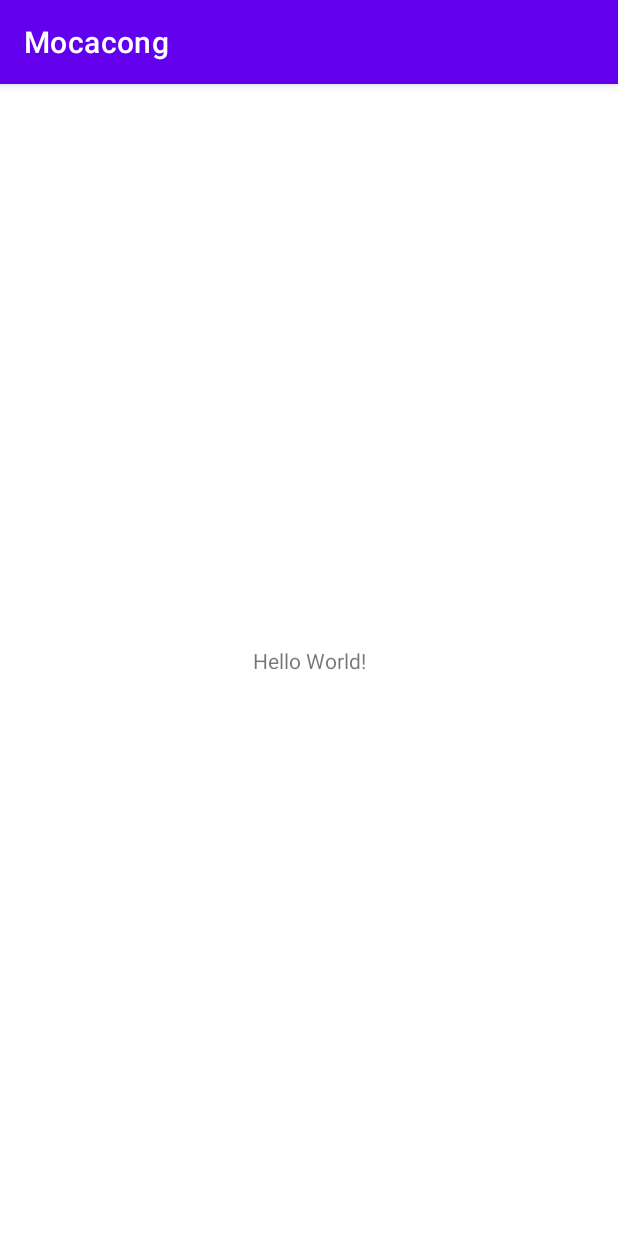
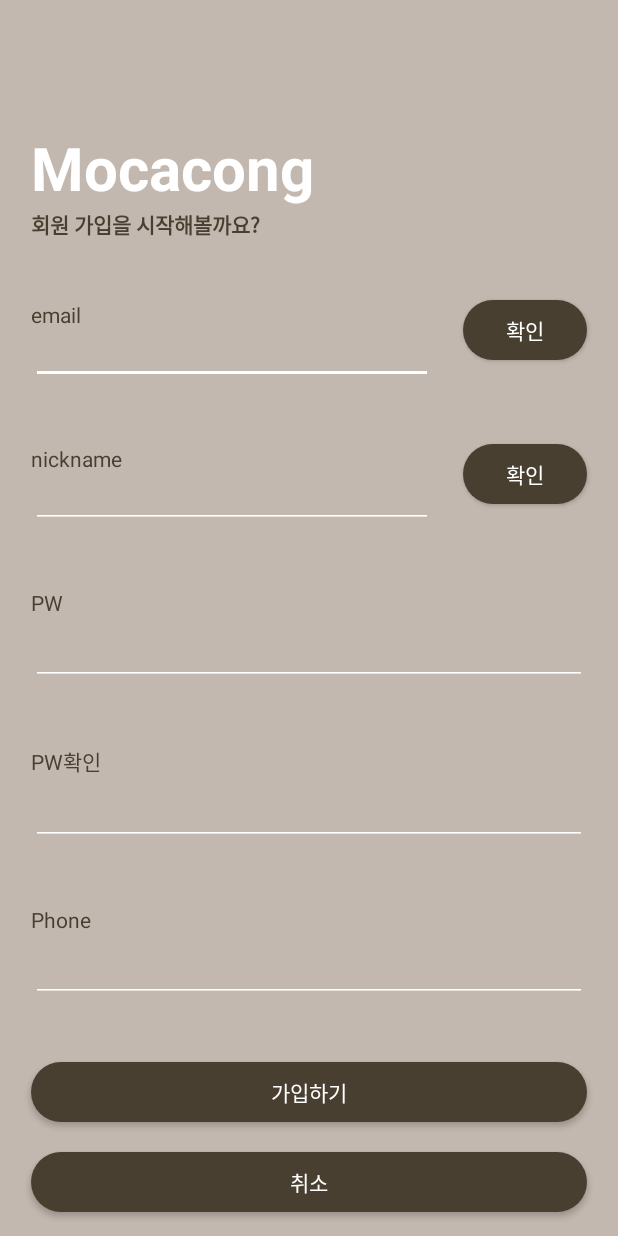
Before and after one commit to mocacong/Android, an Android app: the screen it shows after launch (MainActivity before the commit, SignUpActivity after it), on a phone screen of 412 x 824 dp. Run offline under Robolectric (Android 15) with nearby library versions, the phone set to English and light mode, and no system bars.

Commit message:
MOCACONG-75 feat: 회원가입 레이아웃 완료
- res/drawble에 round_btn.xml 버튼 스타일 추가
- 앱 타이틀바 제거
- 상태바 색상 변경 (darkBrown)
- activity_sign_up.xml 작업 완료

```diff
--- a/app/build.gradle
+++ b/app/build.gradle
@@ -42,7 +42,7 @@ dependencies {
     implementation 'androidx.appcompat:appcompat:1.4.1'
     implementation 'com.google.android.material:material:1.5.0'
     implementation 'androidx.constraintlayout:constraintlayout:2.1.3'
-    implementation 'androidx.core:core-ktx:+'
+    implementation 'androidx.core:core-ktx:1.9.0'
     testImplementation 'junit:junit:4.13.2'
     androidTestImplementation 'androidx.test.ext:junit:1.1.3'
     androidTestImplementation 'androidx.test.espresso:espresso-core:3.4.0'
--- a/app/src/main/AndroidManifest.xml
+++ b/app/src/main/AndroidManifest.xml
@@ -13,9 +13,6 @@
         tools:targetApi="31">
         <activity
             android:name=".signup.SignUpActivity"
-            android:exported="false" />
-        <activity
-            android:name=".MainActivity"
             android:exported="true">
             <intent-filter>
                 <action android:name="android.intent.action.MAIN" />
@@ -23,6 +20,11 @@
                 <category android:name="android.intent.category.LAUNCHER" />
             </intent-filter>
         </activity>
+        <activity
+            android:name=".MainActivity"
+            android:exported="true">
+
+        </activity>
     </application>
 
 </manifest>
--- /dev/null
+++ b/app/src/main/res/drawable/round_btn.xml
@@ -0,0 +1,11 @@
+<?xml version="1.0" encoding="utf-8"?>
+<shape xmlns:android="http://schemas.android.com/apk/res/android">
+    <corners
+        android:radius="20dp"
+        />
+
+    <solid
+        android:color="@color/darkBrown"
+        />
+
+</shape>
--- a/app/src/main/res/layout/activity_sign_up.xml
+++ b/app/src/main/res/layout/activity_sign_up.xml
@@ -1,11 +1,16 @@
 <?xml version="1.0" encoding="utf-8"?>
-<androidx.constraintlayout.widget.ConstraintLayout xmlns:android="http://schemas.android.com/apk/res/android"
+<ScrollView xmlns:android="http://schemas.android.com/apk/res/android"
     xmlns:app="http://schemas.android.com/apk/res-auto"
     xmlns:tools="http://schemas.android.com/tools"
     android:layout_width="match_parent"
     android:layout_height="match_parent"
+    android:background="@color/mocaBrown"
     tools:context=".signup.SignUpActivity">
 
+    <androidx.constraintlayout.widget.ConstraintLayout
+        android:layout_width="match_parent"
+        android:layout_height="match_parent"
+        >
 
         <androidx.constraintlayout.widget.Guideline
             android:id="@+id/leftline"
@@ -33,6 +38,9 @@
             android:layout_width="wrap_content"
             android:layout_height="wrap_content"
             android:text="Mocacong"
+            android:textColor="@color/white"
+            android:textStyle="bold"
+            android:textSize="40sp"
             app:layout_constraintLeft_toLeftOf="@id/leftline"
             app:layout_constraintHorizontal_bias="0"
             app:layout_constraintRight_toRightOf="@id/rightline"
@@ -43,6 +51,8 @@
             android:layout_width="wrap_content"
             android:layout_height="wrap_content"
             android:text="회원 가입을 시작해볼까요?"
+            android:textColor="@color/darkBrown"
+            android:textStyle="bold"
             app:layout_constraintHorizontal_bias="0"
             app:layout_constraintLeft_toLeftOf="@id/leftline"
             app:layout_constraintRight_toRightOf="@id/rightline"
@@ -55,6 +65,8 @@
             android:layout_width="wrap_content"
             android:layout_height="wrap_content"
             android:text="email"
+            android:textColor="@color/darkBrown"
+            android:layout_marginTop="40dp"
             app:layout_constraintTop_toBottomOf="@id/startText"
             app:layout_constraintLeft_toLeftOf="@id/leftline"
             app:layout_constraintRight_toRightOf="@id/rightline"
@@ -63,23 +75,29 @@
         <Button
             android:id="@+id/emailOk"
             android:layout_width="0dp"
-        android:layout_height="wrap_content"
+            android:layout_height="40dp"
             android:text="확인"
+            android:textColor="@color/white"
+            android:background="@drawable/round_btn"
             app:layout_constraintWidth_percent="0.2"
             app:layout_constraintHorizontal_bias="1"
             app:layout_constraintLeft_toRightOf="@id/emailText"
             app:layout_constraintRight_toRightOf="@id/rightline"
             app:layout_constraintTop_toTopOf="@+id/email" />
+
         <EditText
             android:id="@+id/emailText"
+            android:backgroundTint="@color/white"
             android:layout_width="0dp"
             android:layout_height="wrap_content"
+            android:maxLines="1"
             app:layout_constraintBaseline_toBottomOf="@id/emailOk"
             app:layout_constraintTop_toBottomOf="@id/email"
             app:layout_constraintLeft_toLeftOf="@id/leftline"
             app:layout_constraintRight_toRightOf="@id/emailOk"
-        app:layout_constraintWidth_percent="0.7"
+            app:layout_constraintWidth_percent="0.65"
             app:layout_constraintHorizontal_bias="0"
+            android:inputType="textEmailAddress"
             />
 
 
@@ -87,19 +105,38 @@
             android:id="@+id/nickname"
             android:layout_width="wrap_content"
             android:layout_height="wrap_content"
+            android:textColor="@color/darkBrown"
             android:text="nickname"
+            android:layout_marginTop="40dp"
             app:layout_constraintTop_toBottomOf="@id/emailText"
             app:layout_constraintLeft_toLeftOf="@id/leftline"
             app:layout_constraintRight_toRightOf="@id/rightline"
             app:layout_constraintHorizontal_bias="0"
             />
+        <Button
+            android:id="@+id/nicknameOk"
+            android:layout_width="0dp"
+            android:layout_height="40dp"
+            android:text="확인"
+            android:textColor="@color/white"
+            android:background="@drawable/round_btn"
+            app:layout_constraintWidth_percent="0.2"
+            app:layout_constraintHorizontal_bias="1"
+            app:layout_constraintLeft_toRightOf="@id/nicknameText"
+            app:layout_constraintRight_toRightOf="@id/rightline"
+            app:layout_constraintTop_toTopOf="@+id/nickname" />
         <EditText
             android:id="@+id/nicknameText"
             android:layout_width="0dp"
             android:layout_height="wrap_content"
+            android:maxLines="1"
+            app:layout_constraintBaseline_toBottomOf="@id/nicknameOk"
             app:layout_constraintTop_toBottomOf="@id/nickname"
             app:layout_constraintLeft_toLeftOf="@id/leftline"
-        app:layout_constraintRight_toRightOf="@id/rightline"
+            app:layout_constraintRight_toRightOf="@id/nicknameOk"
+            app:layout_constraintWidth_percent="0.65"
+            android:backgroundTint="@color/white"
+            app:layout_constraintHorizontal_bias="0"
             />
 
         <TextView
@@ -107,6 +144,8 @@
             android:layout_width="wrap_content"
             android:layout_height="wrap_content"
             android:text="PW"
+            android:textColor="@color/darkBrown"
+            android:layout_marginTop="40dp"
             app:layout_constraintTop_toBottomOf="@id/nicknameText"
             app:layout_constraintLeft_toLeftOf="@id/leftline"
             app:layout_constraintRight_toRightOf="@id/rightline"
@@ -115,7 +154,9 @@
         <EditText
             android:id="@+id/pwText"
             android:layout_width="0dp"
+            android:backgroundTint="@color/white"
             android:layout_height="wrap_content"
+            android:maxLines="1"
             app:layout_constraintTop_toBottomOf="@id/pw"
             android:inputType="textPassword"
             app:layout_constraintLeft_toLeftOf="@id/leftline"
@@ -128,6 +169,8 @@
             android:layout_width="wrap_content"
             android:layout_height="wrap_content"
             android:text="PW확인"
+            android:textColor="@color/darkBrown"
+            android:layout_marginTop="40dp"
             app:layout_constraintTop_toBottomOf="@id/pwText"
             app:layout_constraintLeft_toLeftOf="@id/leftline"
             app:layout_constraintRight_toRightOf="@id/rightline"
@@ -139,6 +182,7 @@
             android:layout_height="wrap_content"
             app:layout_constraintTop_toBottomOf="@id/pw2"
             android:inputType="textPassword"
+            android:backgroundTint="@color/white"
             app:layout_constraintLeft_toLeftOf="@id/leftline"
             app:layout_constraintRight_toRightOf="@id/rightline"
             />
@@ -148,7 +192,9 @@
             android:id="@+id/phone"
             android:layout_width="wrap_content"
             android:layout_height="wrap_content"
+            android:textColor="@color/darkBrown"
             android:text="Phone"
+            android:layout_marginTop="40dp"
             app:layout_constraintTop_toBottomOf="@id/pw2Text"
             app:layout_constraintLeft_toLeftOf="@id/leftline"
             app:layout_constraintRight_toRightOf="@id/rightline"
@@ -157,9 +203,12 @@
         <EditText
             android:id="@+id/phoneText"
             android:layout_width="0dp"
+            android:backgroundTint="@color/white"
             android:layout_height="wrap_content"
+            android:maxLines="1"
             app:layout_constraintTop_toBottomOf="@id/phone"
             android:inputType="phone"
+
             app:layout_constraintLeft_toLeftOf="@id/leftline"
             app:layout_constraintRight_toRightOf="@id/rightline"
             />
@@ -167,24 +216,33 @@
 
         <Button
             android:layout_width="0dp"
-        android:layout_height="wrap_content"
+            android:layout_height="40dp"
             app:layout_constraintTop_toBottomOf="@id/phoneText"
             app:layout_constraintLeft_toLeftOf="@id/leftline"
             app:layout_constraintRight_toLeftOf="@id/rightline"
             android:id="@+id/registerBtn"
+            android:background="@drawable/round_btn"
+            android:textColor="@color/white"
             android:text="가입하기"
+            android:layout_marginTop="40dp"
+
             />
 
         <Button
             android:layout_width="0dp"
-        android:layout_height="wrap_content"
+            android:layout_height="40dp"
             android:id="@+id/cancelBtn"
+            android:layout_marginTop="20dp"
             app:layout_constraintTop_toBottomOf="@id/registerBtn"
             app:layout_constraintLeft_toLeftOf="@id/leftline"
             app:layout_constraintRight_toLeftOf="@id/rightline"
+            app:layout_constraintBottom_toBottomOf="parent"
+            android:background="@drawable/round_btn"
+            android:textColor="@color/white"
             android:text="취소"
+            android:layout_marginBottom="40dp"
             />
 
+    </androidx.constraintlayout.widget.ConstraintLayout>
 
-
-</androidx.constraintlayout.widget.ConstraintLayout>
+</ScrollView>
--- a/app/src/main/res/values/themes.xml
+++ b/app/src/main/res/values/themes.xml
@@ -1,16 +1,17 @@
 <resources xmlns:tools="http://schemas.android.com/tools">
     <!-- Base application theme. -->
-    <style name="Theme.Mocacong" parent="Theme.MaterialComponents.DayNight.DarkActionBar">
+    <style name="Theme.Mocacong" parent="Theme.AppCompat">
         <!-- Primary brand color. -->
-        <item name="colorPrimary">@color/purple_500</item>
+        <item name="colorPrimary">@color/darkBrown</item>
         <item name="colorPrimaryVariant">@color/purple_700</item>
         <item name="colorOnPrimary">@color/white</item>
         <!-- Secondary brand color. -->
-        <item name="colorSecondary">@color/teal_200</item>
-        <item name="colorSecondaryVariant">@color/teal_700</item>
+        <item name="colorSecondary">@color/mocaBrown</item>
+        <item name="colorSecondaryVariant">@color/jinBrown</item>
         <item name="colorOnSecondary">@color/black</item>
         <!-- Status bar color. -->
-        <item name="android:statusBarColor">?attr/colorPrimaryVariant</item>
+        <item name="android:statusBarColor">@color/darkBrown</item>
         <!-- Customize your theme here. -->
+        <item name="windowNoTitle">true</item>
     </style>
 </resources>
```
Lines whose indentation alone changed are shown as unchanged.
